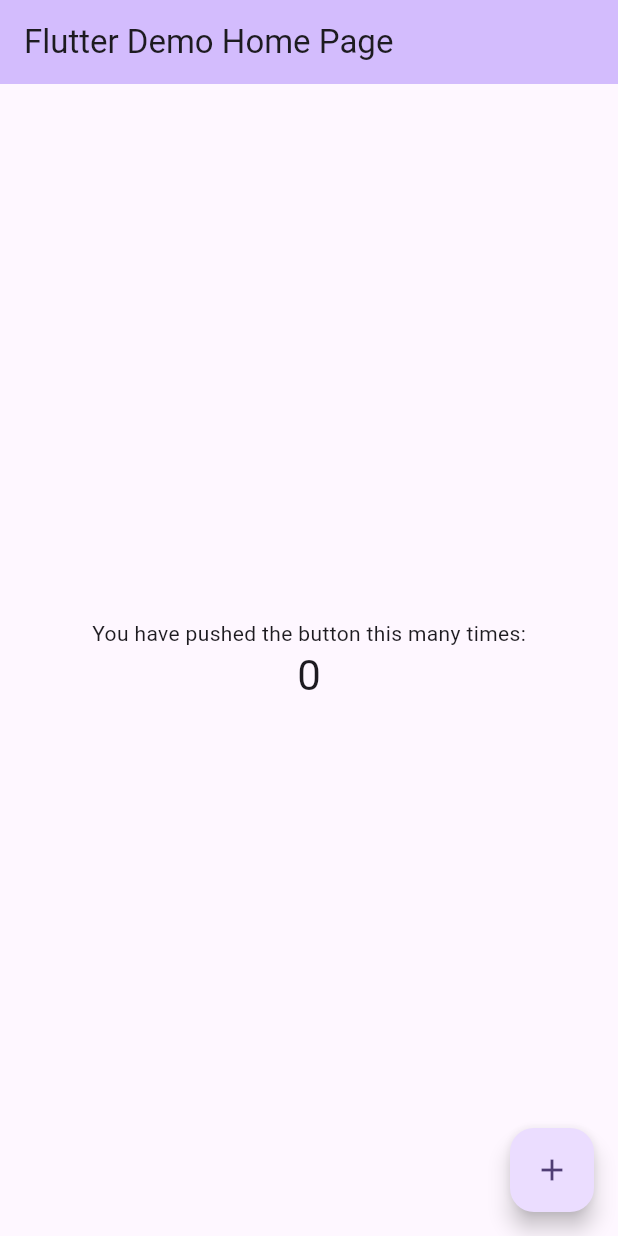
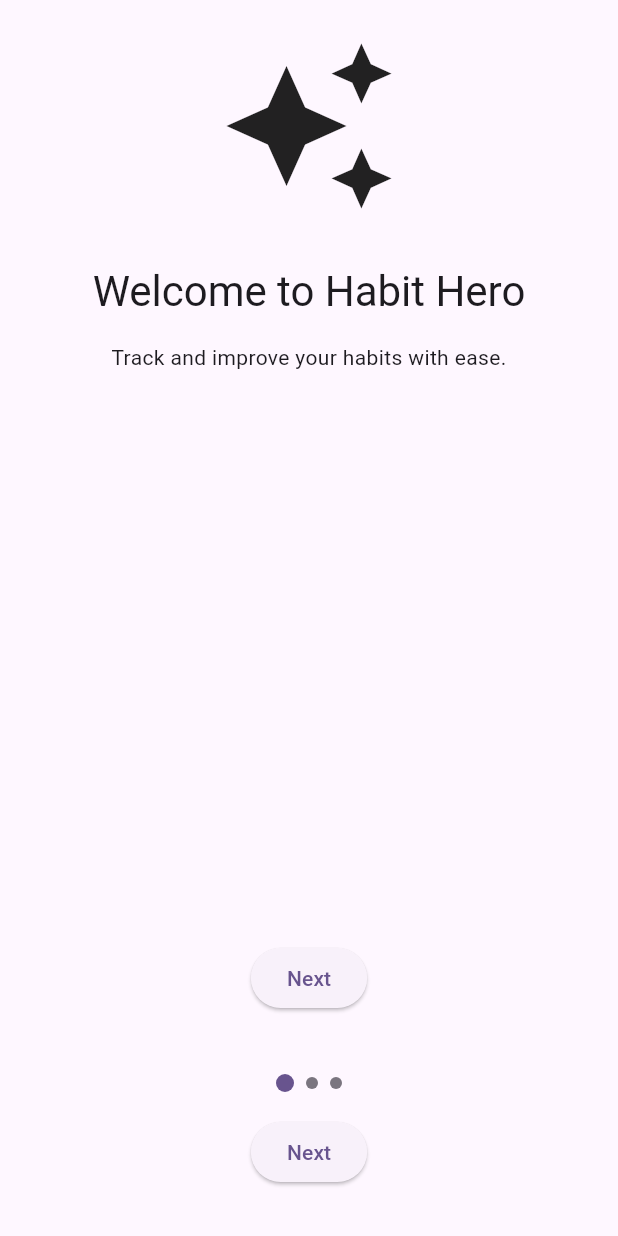
Before and after one commit to Jake1902/habit_hero_new, a Flutter app: the screen it shows after launch, on a phone screen of 412 x 824 dp. Run offline on Flutter 3.47's test engine with Material 3 defaults, Android fonts, the phone set to English and light mode, and no system bars; our stand-ins replace get_it, go_router, shared_preferences.

Commit message:
feat: add onboarding flow with theme selection

```diff
--- /dev/null
+++ b/lib/core/services/theme_service.dart
@@ -0,0 +1,52 @@
+import 'package:flutter/material.dart';
+import 'package:shared_preferences/shared_preferences.dart';
+
+enum AppTheme { light, dark, highContrast }
+
+class ThemeService extends ChangeNotifier {
+  ThemeService(this._prefs);
+
+  static const _themeKey = 'theme';
+  static const _firstLaunchKey = 'firstLaunch';
+
+  final SharedPreferences _prefs;
+  AppTheme _theme = AppTheme.light;
+  bool _firstLaunch = true;
+
+  Future<void> init() async {
+    final themeStr = _prefs.getString(_themeKey);
+    if (themeStr != null) {
+      _theme = AppTheme.values.firstWhere(
+        (e) => e.name == themeStr,
+        orElse: () => AppTheme.light,
+      );
+    }
+    _firstLaunch = _prefs.getBool(_firstLaunchKey) ?? true;
+  }
+
+  AppTheme get theme => _theme;
+  bool get firstLaunch => _firstLaunch;
+
+  ThemeData get themeData {
+    switch (_theme) {
+      case AppTheme.dark:
+        return ThemeData.dark(useMaterial3: true);
+      case AppTheme.highContrast:
+        return ThemeData.highContrastLight(useMaterial3: true);
+      case AppTheme.light:
+      default:
+        return ThemeData(useMaterial3: true, colorSchemeSeed: Colors.deepPurple);
+    }
+  }
+
+  Future<void> toggleTheme(AppTheme theme) async {
+    _theme = theme;
+    await _prefs.setString(_themeKey, theme.name);
+    notifyListeners();
+  }
+
+  Future<void> setFirstLaunchFalse() async {
+    _firstLaunch = false;
+    await _prefs.setBool(_firstLaunchKey, false);
+  }
+}
--- /dev/null
+++ b/lib/features/onboarding/presentation/controller/onboarding_controller.dart
@@ -0,0 +1,35 @@
+import 'package:flutter/material.dart';
+import 'package:get_it/get_it.dart';
+
+import '../../../../core/services/theme_service.dart';
+
+class OnboardingController extends ChangeNotifier {
+  OnboardingController() : _themeService = GetIt.I<ThemeService>();
+
+  final ThemeService _themeService;
+  final PageController pageController = PageController();
+  int currentPage = 0;
+
+  void nextPage() {
+    if (currentPage < 2) {
+      currentPage++;
+      pageController.animateToPage(
+        currentPage,
+        duration: const Duration(milliseconds: 300),
+        curve: Curves.easeInOut,
+      );
+      notifyListeners();
+    }
+  }
+
+  void selectTheme(AppTheme theme) {
+    _themeService.toggleTheme(theme);
+    notifyListeners();
+  }
+
+  Future<void> finish() async {
+    await _themeService.setFirstLaunchFalse();
+  }
+
+  AppTheme get theme => _themeService.theme;
+}
--- /dev/null
+++ b/lib/features/onboarding/presentation/pages/intro_page.dart
@@ -0,0 +1,38 @@
+import 'package:flutter/material.dart';
+
+import '../controller/onboarding_controller.dart';
+
+class IntroPage extends StatelessWidget {
+  const IntroPage({super.key, required this.controller});
+
+  final OnboardingController controller;
+
+  @override
+  Widget build(BuildContext context) {
+    return Padding(
+      padding: const EdgeInsets.all(24),
+      child: Column(
+        mainAxisAlignment: MainAxisAlignment.center,
+        children: [
+          const Icon(Icons.auto_awesome, size: 120),
+          const SizedBox(height: 32),
+          Text(
+            'Welcome to Habit Hero',
+            style: Theme.of(context).textTheme.headlineMedium,
+            textAlign: TextAlign.center,
+          ),
+          const SizedBox(height: 16),
+          const Text(
+            'Track and improve your habits with ease.',
+            textAlign: TextAlign.center,
+          ),
+          const Spacer(),
+          ElevatedButton(
+            onPressed: controller.nextPage,
+            child: const Text('Next'),
+          ),
+        ],
+      ),
+    );
+  }
+}
--- /dev/null
+++ b/lib/features/onboarding/presentation/pages/onboarding_page.dart
@@ -0,0 +1,72 @@
+import 'package:flutter/material.dart';
+import 'package:get_it/get_it.dart';
+import 'package:go_router/go_router.dart';
+
+import '../../../../routes/app_pages.dart';
+import '../../../onboarding/presentation/controller/onboarding_controller.dart';
+import '../../../onboarding/presentation/pages/intro_page.dart';
+import '../../../onboarding/presentation/pages/privacy_page.dart';
+import '../../../onboarding/presentation/pages/theme_choice_page.dart';
+import '../../../onboarding/presentation/widgets/progress_dots.dart';
+
+class OnboardingPage extends StatefulWidget {
+  const OnboardingPage({super.key});
+
+  @override
+  State<OnboardingPage> createState() => _OnboardingPageState();
+}
+
+class _OnboardingPageState extends State<OnboardingPage> {
+  late final OnboardingController controller;
+
+  @override
+  void initState() {
+    super.initState();
+    controller = GetIt.I<OnboardingController>();
+  }
+
+  @override
+  Widget build(BuildContext context) {
+    return Scaffold(
+      body: AnimatedBuilder(
+        animation: controller,
+        builder: (context, _) {
+          return Column(
+            children: [
+              Expanded(
+                child: PageView(
+                  controller: controller.pageController,
+                  physics: const NeverScrollableScrollPhysics(),
+                  children: [
+                    IntroPage(controller: controller),
+                    PrivacyPage(controller: controller),
+                    ThemeChoicePage(controller: controller),
+                  ],
+                ),
+              ),
+              const SizedBox(height: 16),
+              ProgressDots(current: controller.currentPage, total: 3),
+              const SizedBox(height: 16),
+              if (controller.currentPage == 2)
+                ElevatedButton(
+                  onPressed: () async {
+                    await controller.finish();
+                    if (context.mounted) {
+                      context.go(AppPages.home);
+                    }
+                  },
+                  child: const Text('Get Started'),
+                )
+              else
+                ElevatedButton(
+                  onPressed: controller.nextPage,
+                  child: const Text('Next'),
+                ),
+              const SizedBox(height: 32),
+            ],
+          );
+        },
+      ),
+    );
+  }
+}
--- /dev/null
+++ b/lib/features/onboarding/presentation/widgets/progress_dots.dart
@@ -0,0 +1,29 @@
+import 'package:flutter/material.dart';
+
+class ProgressDots extends StatelessWidget {
+  const ProgressDots({super.key, required this.current, required this.total});
+
+  final int current;
+  final int total;
+
+  @override
+  Widget build(BuildContext context) {
+    return Row(
+      mainAxisAlignment: MainAxisAlignment.center,
+      children: List.generate(
+        total,
+        (index) => Container(
+          margin: const EdgeInsets.symmetric(horizontal: 4),
+          width: current == index ? 12 : 8,
+          height: current == index ? 12 : 8,
+          decoration: BoxDecoration(
+            shape: BoxShape.circle,
+            color: current == index
+                ? Theme.of(context).colorScheme.primary
+                : Theme.of(context).colorScheme.outline,
+          ),
+        ),
+      ),
+    );
+  }
+}
--- a/lib/main.dart
+++ b/lib/main.dart
@@ -1,36 +1,35 @@
 import 'package:flutter/material.dart';
+import 'package:get_it/get_it.dart';
+import 'package:shared_preferences/shared_preferences.dart';
 
-void main() {
+import 'core/services/theme_service.dart';
+import 'features/onboarding/bindings.dart';
+import 'routes/app_pages.dart';
+
+Future<void> main() async {
+  WidgetsFlutterBinding.ensureInitialized();
+  final prefs = await SharedPreferences.getInstance();
+  GetIt.I.registerSingleton<ThemeService>(ThemeService(prefs));
+  await GetIt.I<ThemeService>().init();
+  OnboardingBindings.register();
   runApp(const MyApp());
 }
 
 class MyApp extends StatelessWidget {
   const MyApp({super.key});
 
-  // This widget is the root of your application.
   @override
   Widget build(BuildContext context) {
-    return MaterialApp(
-      title: 'Flutter Demo',
-      theme: ThemeData(
-        // This is the theme of your application.
-        //
-        // TRY THIS: Try running your application with "flutter run". You'll see
-        // the application has a purple toolbar. Then, without quitting the app,
-        // try changing the seedColor in the colorScheme below to Colors.green
-        // and then invoke "hot reload" (save your changes or press the "hot
-        // reload" button in a Flutter-supported IDE, or press "r" if you used
-        // the command line to start the app).
-        //
-        // Notice that the counter didn't reset back to zero; the application
-        // state is not lost during the reload. To reset the state, use hot
-        // restart instead.
-        //
-        // This works for code too, not just values: Most code changes can be
-        // tested with just a hot reload.
-        colorScheme: ColorScheme.fromSeed(seedColor: Colors.deepPurple),
-      ),
-      home: const MyHomePage(title: 'Flutter Demo Home Page'),
+    final themeService = GetIt.I<ThemeService>();
+    return AnimatedBuilder(
+      animation: themeService,
+      builder: (context, _) {
+        return MaterialApp.router(
+          title: 'Habit Hero',
+          routerConfig: AppPages.router,
+          theme: themeService.themeData,
+        );
+      },
     );
   }
 }
--- /dev/null
+++ b/lib/routes/app_pages.dart
@@ -0,0 +1,31 @@
+import 'package:get_it/get_it.dart';
+import 'package:go_router/go_router.dart';
+
+import '../core/services/theme_service.dart';
+import '../features/onboarding/presentation/pages/onboarding_page.dart';
+import '../main.dart';
+
+class AppPages {
+  static const home = '/home';
+  static const onboarding = '/onboarding';
+
+  static final router = GoRouter(
+    routes: [
+      GoRoute(
+        path: '/',
+        redirect: (context, state) {
+          final service = GetIt.I<ThemeService>();
+          return service.firstLaunch ? onboarding : home;
+        },
+      ),
+      GoRoute(
+        path: onboarding,
+        builder: (context, state) => const OnboardingPage(),
+      ),
+      GoRoute(
+        path: home,
+        builder: (context, state) => const MyHomePage(title: 'Habit Hero'),
+      ),
+    ],
+  );
+}
--- a/pubspec.yaml
+++ b/pubspec.yaml
@@ -34,6 +34,9 @@ dependencies:
   # The following adds the Cupertino Icons font to your application.
   # Use with the CupertinoIcons class for iOS style icons.
   cupertino_icons: ^1.0.8
+  get_it: ^7.6.0
+  go_router: ^13.2.0
+  shared_preferences: ^2.2.2
 
 dev_dependencies:
   flutter_test:
```
Also changed, not shown: lib/features/onboarding/bindings.dart (added, +10 -0 lines), lib/features/onboarding/presentation/pages/privacy_page.dart (added, +38 -0 lines), lib/features/onboarding/presentation/pages/theme_choice_page.dart (added, +81 -0 lines), 1 other file.
